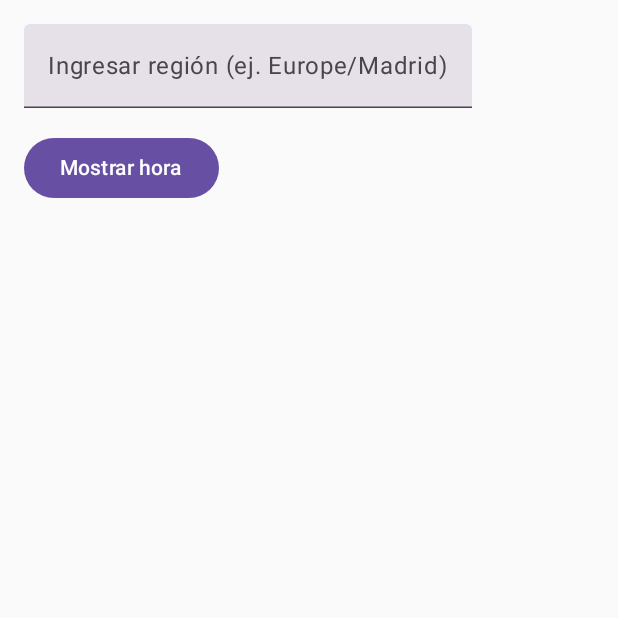
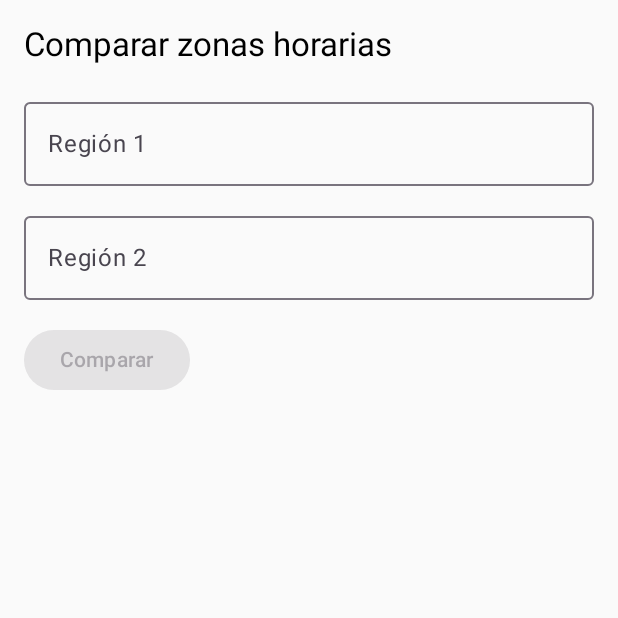
Before and after one commit to JoseM656/BubbleTime, an Android app built with Jetpack Compose: the screen it shows after launch (MainActivity), on a phone screen of 412 x 824 dp, the top half of it. Run offline under Robolectric (Android 15) with nearby library versions, the phone set to English and light mode, and no system bars.

Commit message:
Barra de busqueda

```diff
--- a/app/src/main/java/com/example/bubbletime/MainActivity.kt
+++ b/app/src/main/java/com/example/bubbletime/MainActivity.kt
@@ -10,6 +10,9 @@ import androidx.compose.ui.Modifier
 import androidx.compose.ui.unit.dp
 import com.example.bubbletime.data.DateTimeCollector
 import com.example.bubbletime.model.Bubble
+import com.example.bubbletime.screens.TimeZoneSelector
+import androidx.compose.foundation.clickable
+
 
 class MainActivity : ComponentActivity() {
     override fun onCreate(savedInstanceState: Bundle?) {
@@ -20,30 +23,88 @@ class MainActivity : ComponentActivity() {
     }
 }
 
+
 @Composable
 fun BubbleTimeApp() {
-    var text by remember { mutableStateOf("") }
+    var region1 by remember { mutableStateOf("") }
+    var region2 by remember { mutableStateOf("") }
     var result by remember { mutableStateOf("") }
 
+    // Controlan si se muestra el selector
+    var showSelectorFor by remember { mutableStateOf<String?>(null) }
+
     Column(Modifier.padding(16.dp)) {
-        TextField(
-            value = text,
-            onValueChange = { text = it },
-            label = { Text("Ingresar región (ej. Europe/Madrid)") }
+
+        Text("Comparar zonas horarias", style = MaterialTheme.typography.titleLarge)
+        Spacer(Modifier.height(16.dp))
+
+        // ---- CAMPO 1 ----
+        OutlinedTextField(
+            value = region1,
+            onValueChange = { },
+            modifier = Modifier
+                .fillMaxWidth()
+                .clickable { showSelectorFor = "region1" },
+            readOnly = true,
+            label = { Text("Región 1") },
+            placeholder = { Text("Elegir zona horaria") }
         )
+
+        Spacer(Modifier.height(12.dp))
+
+        // ---- CAMPO 2 ----
+        OutlinedTextField(
+            value = region2,
+            onValueChange = { },
+            modifier = Modifier
+                .fillMaxWidth()
+                .clickable { showSelectorFor = "region2" },
+            readOnly = true,
+            label = { Text("Región 2") },
+            placeholder = { Text("Elegir zona horaria") }
+        )
+
         Spacer(Modifier.height(16.dp))
-        Button(onClick = {
-            try {
-                val time = DateTimeCollector.getLocalTime(text)
-                val bubble = Bubble(name = text, time = time)
-                result = "Hora local en ${bubble.name}: ${bubble.time}"
-            } catch (e: Exception) {
-                result = "Error: región no válida"
-            }
-        }) {
-            Text("Mostrar hora")
+
+        Button(
+            onClick = {
+                try {
+                    val dif = DateTimeCollector.getTimeDifference(region1, region2)
+                    val h1 = DateTimeCollector.getLocalTime(region1)
+                    val h2 = DateTimeCollector.getLocalTime(region2)
+
+                    result = """
+                        $region1: $h1
+                        $region2: $h2
+
+                        Diferencia: $dif hs
+                    """.trimIndent()
+
+                } catch (e: Exception) {
+                    result = "Error: alguna región no es válida."
+                }
+            },
+            enabled = region1.isNotBlank() && region2.isNotBlank()
+        ) {
+            Text("Comparar")
         }
+
         Spacer(Modifier.height(16.dp))
         Text(result)
+
+        // ------ SELECTOR ------
+        if (showSelectorFor != null) {
+            AlertDialog(
+                onDismissRequest = { showSelectorFor = null },
+                confirmButton = {},
+                text = {
+                    TimeZoneSelector { selected ->
+                        if (showSelectorFor == "region1") region1 = selected
+                        if (showSelectorFor == "region2") region2 = selected
+                        showSelectorFor = null
+                    }
+                }
+            )
+        }
     }
 }
```
Also changed, not shown: app/src/main/java/com/example/bubbletime/data/DataTimeCollector.kt (+10 -3 lines), app/src/main/java/com/example/bubbletime/screens/TimeZoneSelector.kt (added, +45 -0 lines).
